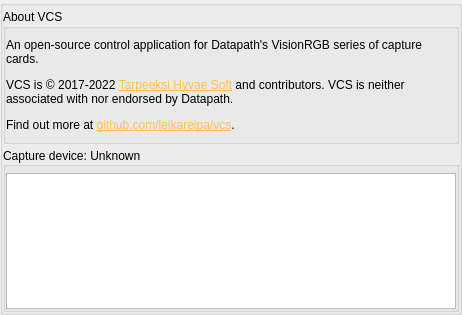
Before: the Qt Designer form src/display/qt/dialogs/ui/about_dialog.ui in mrehkopf/vcs, drawn with Qt 5.
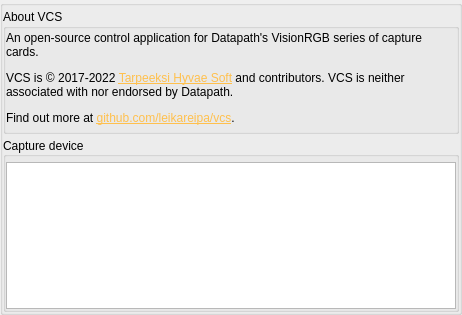
After: the same form once the commit is applied. Custom widgets are drawn as their Qt base class.

What changed in the file:
```diff
--- a/src/display/qt/dialogs/ui/about_dialog.ui
+++ b/src/display/qt/dialogs/ui/about_dialog.ui
@@ -105,13 +105,13 @@
               <number>0</number>
              </property>
              <property name="topMargin">
-              <number>9</number>
+              <number>2</number>
              </property>
              <property name="rightMargin">
-              <number>9</number>
+              <number>0</number>
              </property>
              <property name="bottomMargin">
-              <number>9</number>
+              <number>6</number>
              </property>
              <item>
               <widget class="QFrame" name="frame">
@@ -180,7 +180,7 @@
              </sizepolicy>
             </property>
             <property name="title">
-             <string>Capture device: Unknown</string>
+             <string>Capture device</string>
             </property>
             <property name="alignment">
              <set>Qt::AlignLeading|Qt::AlignLeft|Qt::AlignVCenter</set>
@@ -196,7 +196,7 @@
               <number>0</number>
              </property>
              <property name="topMargin">
-              <number>6</number>
+              <number>5</number>
              </property>
              <property name="rightMargin">
               <number>0</number>
```
